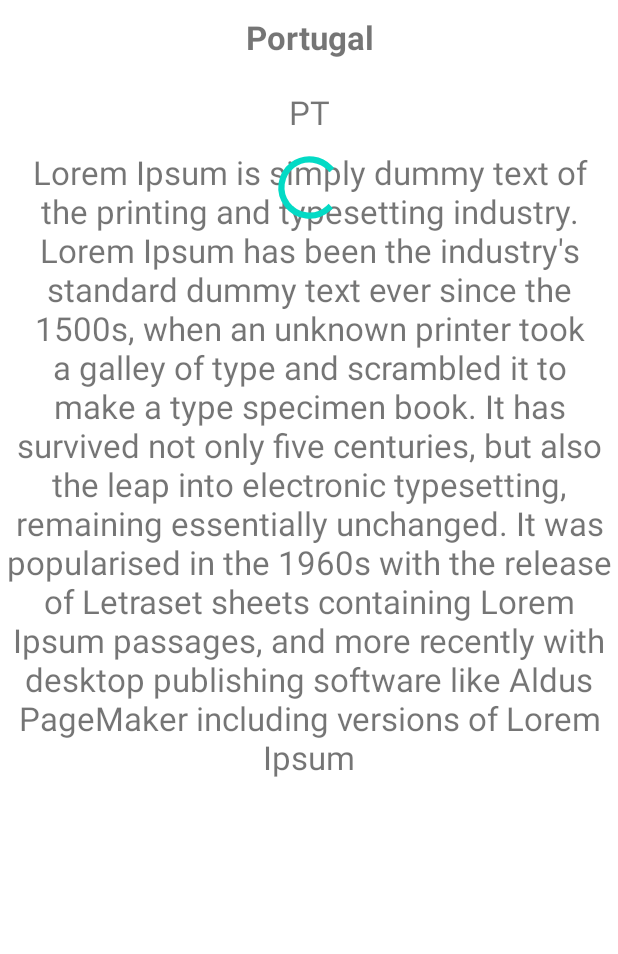
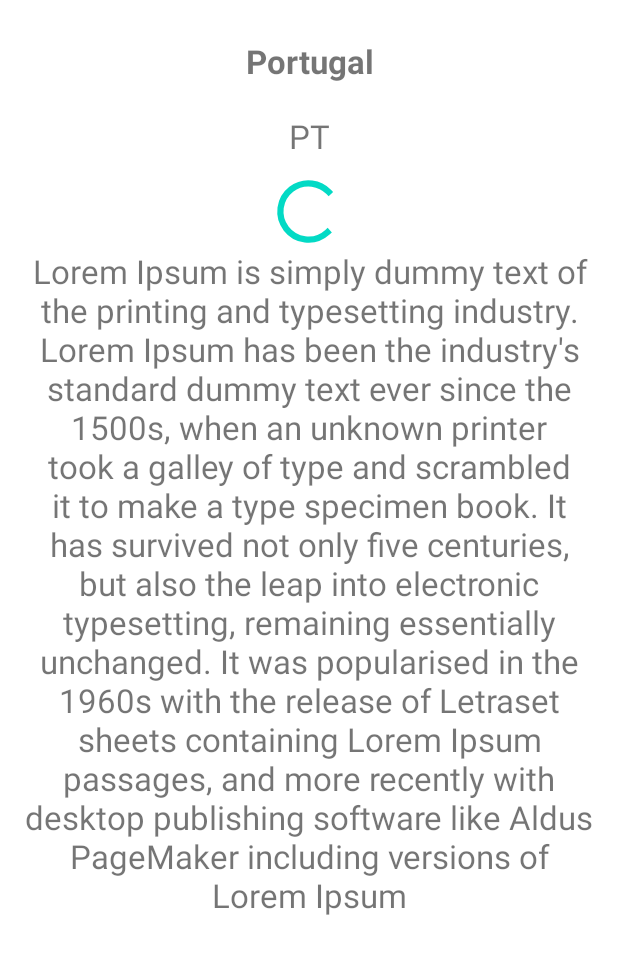
Before and after one commit to andrefigas/AppCountries, an Android app: the layout fragment_details.xml on its own in the app's theme, with its tools: preview values and no code run, on a phone screen of 412 x 824 dp. Shown: the top 954 px of the screen. Run offline under Robolectric (Android 15) with nearby library versions, the phone set to English and light mode, and no system bars.

Commit message:
layout fixes

```diff
--- a/app/src/main/res/layout/country_item_adapter.xml
+++ b/app/src/main/res/layout/country_item_adapter.xml
@@ -1,19 +1,21 @@
 <?xml version="1.0" encoding="utf-8"?>
-<androidx.cardview.widget.CardView
-    android:layout_margin="5dp"
+<androidx.cardview.widget.CardView android:layout_margin="5dp"
     xmlns:android="http://schemas.android.com/apk/res/android"
-    android:layout_height="80dp" android:layout_width="match_parent">
+    android:layout_height="80dp"
+    android:layout_width="match_parent"
+    xmlns:tools="http://schemas.android.com/tools">
 
-    <LinearLayout xmlns:android="http://schemas.android.com/apk/res/android"
+    <LinearLayout
         android:orientation="horizontal"
         android:layout_width="match_parent"
         android:padding="5dp"
         android:layout_height="match_parent">
 
         <ImageView
+            android:contentDescription="@string/flag_content_description"
             android:scaleType="centerInside"
             android:id="@+id/country_item_flag_iv"
-            android:layout_width="50dp"
+            android:layout_width="47dp"
             android:layout_height="match_parent"/>
 
         <TextView
@@ -21,13 +23,12 @@
             android:layout_marginStart="18dp"
             android:layout_marginEnd="18dp"
             android:textSize="18sp"
-            android:text="Portugal"
+            tools:text="Portugal"
             android:gravity="center_vertical"
             android:id="@+id/country_item_title_tv"
             android:layout_width="match_parent"
             android:layout_height="match_parent"/>
 
-
     </LinearLayout>
 
 </androidx.cardview.widget.CardView>
--- a/app/src/main/res/layout/fragment_details.xml
+++ b/app/src/main/res/layout/fragment_details.xml
@@ -1,20 +1,26 @@
 <?xml version="1.0" encoding="utf-8"?>
-<androidx.constraintlayout.widget.ConstraintLayout xmlns:android="http://schemas.android.com/apk/res/android"
+<ScrollView
+    xmlns:android="http://schemas.android.com/apk/res/android"
     xmlns:tools="http://schemas.android.com/tools"
     android:layout_width="match_parent"
     android:layout_height="match_parent"
+    android:fillViewport="true"
     xmlns:app="http://schemas.android.com/apk/res-auto"
+    tools:context=".presenter.details.DetailsFragment">
+
+    <LinearLayout
+        android:orientation="vertical"
+        android:layout_width="match_parent"
+        android:layout_height="wrap_content"
+        android:padding="16dp"
         tools:context=".presenter.details.DetailsFragment">
 
         <TextView
             android:id="@+id/details_title_tv"
             android:textSize="22sp"
             android:gravity="center"
-        app:layout_constraintTop_toTopOf="parent"
-        app:layout_constraintStart_toStartOf="parent"
-        app:layout_constraintEnd_toEndOf="parent"
             android:textStyle="bold"
-        android:layout_width="0dp"
+            android:layout_width="match_parent"
             android:layout_height="50dp"
             tools:text="Portugal" />
 
@@ -23,12 +29,17 @@
             android:id="@+id/details_code_tv"
             android:textSize="22sp"
             android:gravity="center"
-        app:layout_constraintTop_toBottomOf="@+id/details_title_tv"
-        app:layout_constraintStart_toStartOf="parent"
-        app:layout_constraintEnd_toEndOf="parent"
-        android:layout_width="0dp"
+            android:layout_width="match_parent"
             android:layout_height="50dp"
             tools:text="PT" />
+
+
+        <ProgressBar
+            android:id="@+id/details_progress_pb"
+            app:layout_constraintTop_toBottomOf="@+id/details_code_tv"
+            android:layout_width="match_parent"
+            android:layout_height="50dp"
+            style="?android:attr/progressBarStyle" />
 
         <TextView
             android:id="@+id/details_description_tv"
@@ -38,20 +49,10 @@
             app:layout_constraintBottom_toBottomOf="parent"
             app:layout_constraintStart_toStartOf="parent"
             app:layout_constraintEnd_toEndOf="parent"
-        android:layout_width="0dp"
-        android:layout_height="0dp"
+            android:layout_width="match_parent"
+            android:layout_height="match_parent"
             tools:text="Lorem Ipsum is simply dummy text of the printing and typesetting industry. Lorem Ipsum has been the industry's standard dummy text ever since the 1500s, when an unknown printer took a galley of type and scrambled it to make a type specimen book. It has survived not only five centuries, but also the leap into electronic typesetting, remaining essentially unchanged. It was popularised in the 1960s with the release of Letraset sheets containing Lorem Ipsum passages, and more recently with desktop publishing software like Aldus PageMaker including versions of Lorem Ipsum" />
 
-    <ProgressBar
-        android:id="@+id/details_progress_pb"
-        app:layout_constraintTop_toBottomOf="@+id/details_code_tv"
-        app:layout_constraintStart_toStartOf="parent"
-        app:layout_constraintEnd_toEndOf="parent"
-        android:layout_width="50dp"
-        android:layout_height="50dp"
-        style="?android:attr/progressBarStyle"
-        tools:layout_editor_absoluteX="181dp"
-        tools:layout_editor_absoluteY="189dp" />
+    </LinearLayout>
 
-
-</androidx.constraintlayout.widget.ConstraintLayout>
+</ScrollView>
--- a/app/src/main/res/values/strings.xml
+++ b/app/src/main/res/values/strings.xml
@@ -3,4 +3,6 @@
 
     <string name="summary_error">Summary unavailable</string>
     <string name="areas_error">Error on get countries</string>
+    <string name="flag_content_description">flag</string>
+
 </resources>
```
Lines whose indentation alone changed are shown as unchanged.
